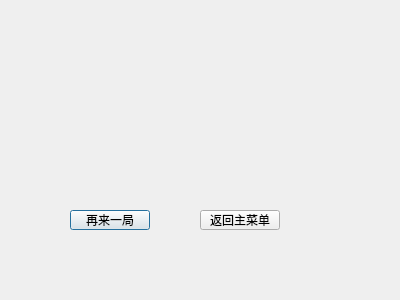
The window that lastwin.ui (JinxianRen/qtgame) describes before a commit, drawn with Qt 5.
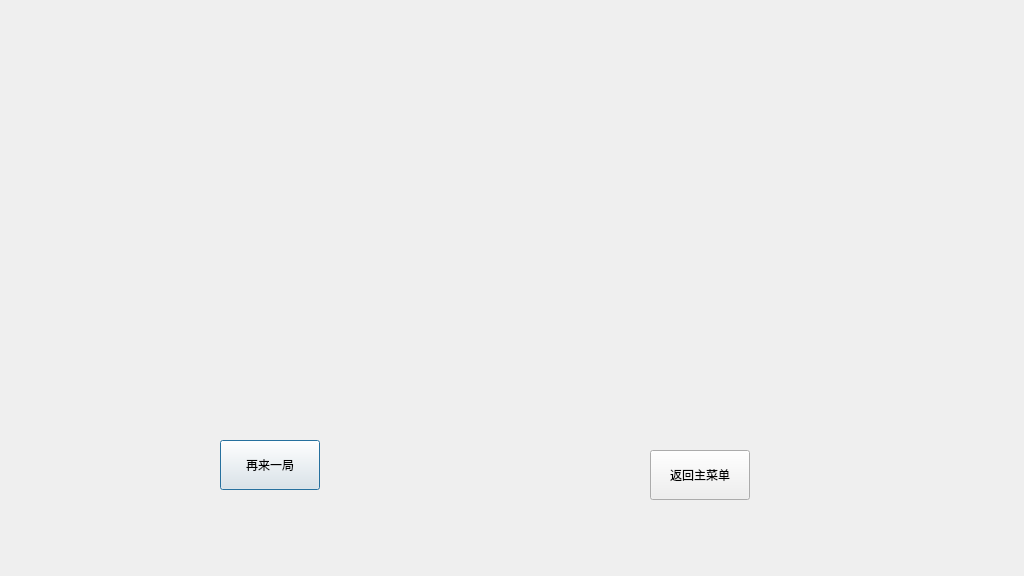
The same window after the commit. Icons and pictures are not drawn.

```diff
--- a/lastwin.ui
+++ b/lastwin.ui
@@ -6,20 +6,26 @@
    <rect>
     <x>0</x>
     <y>0</y>
-    <width>400</width>
-    <height>300</height>
+    <width>1024</width>
+    <height>576</height>
    </rect>
   </property>
   <property name="windowTitle">
    <string>Dialog</string>
   </property>
+  <property name="styleSheet">
+   <string notr="true">QDialog
+{
+image:url(:/res/Background10.png)
+}</string>
+  </property>
   <widget class="QPushButton" name="pushButton">
    <property name="geometry">
     <rect>
-     <x>70</x>
-     <y>210</y>
-     <width>80</width>
-     <height>20</height>
+     <x>220</x>
+     <y>440</y>
+     <width>100</width>
+     <height>50</height>
     </rect>
    </property>
    <property name="text">
@@ -29,10 +35,10 @@
   <widget class="QPushButton" name="pushButton_2">
    <property name="geometry">
     <rect>
-     <x>200</x>
-     <y>210</y>
-     <width>80</width>
-     <height>20</height>
+     <x>650</x>
+     <y>450</y>
+     <width>100</width>
+     <height>50</height>
     </rect>
    </property>
    <property name="text">
```
